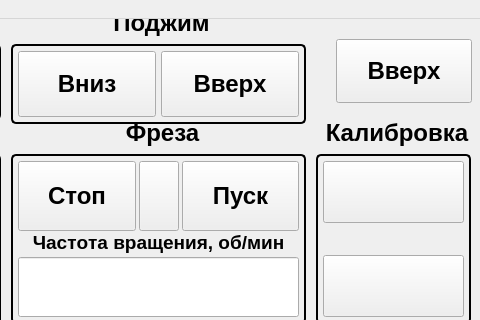
Above: mainwindow.ui from Wooferpenza/HMI before the change; both pictures show x 544 to 1024 and y 0 to 320 of the 1024 by 768 pixel window. Below: the same form after it.
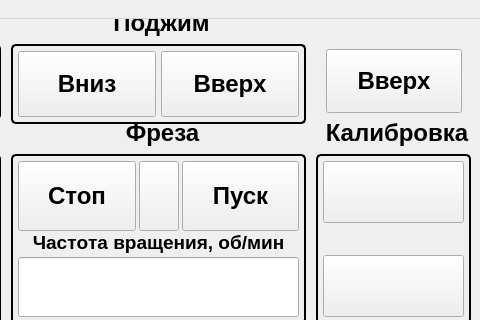
That is the form after the change. Custom widgets are drawn as their Qt base class.

Commit message: Чтение состояния для momentaryButton

The edit to the form file:
```diff
--- a/mainwindow.ui
+++ b/mainwindow.ui
@@ -2782,8 +2782,8 @@
          <widget class="MomentaryButton" name="clumpUpButton_2">
           <property name="geometry">
            <rect>
-            <x>785</x>
-            <y>20</y>
+            <x>775</x>
+            <y>30</y>
             <width>136</width>
             <height>64</height>
            </rect>
```
Left out of the diff: 44 changed lines with no effect on the pictures. The commit also changes 2 other files.
